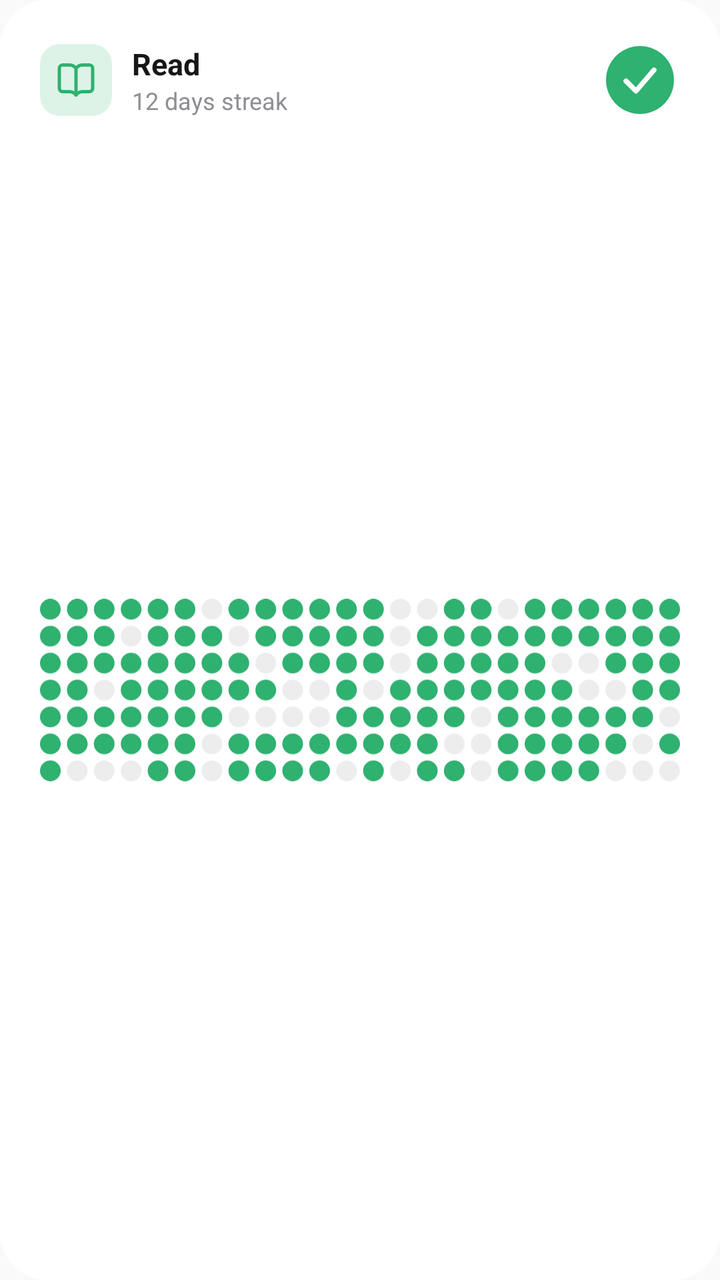
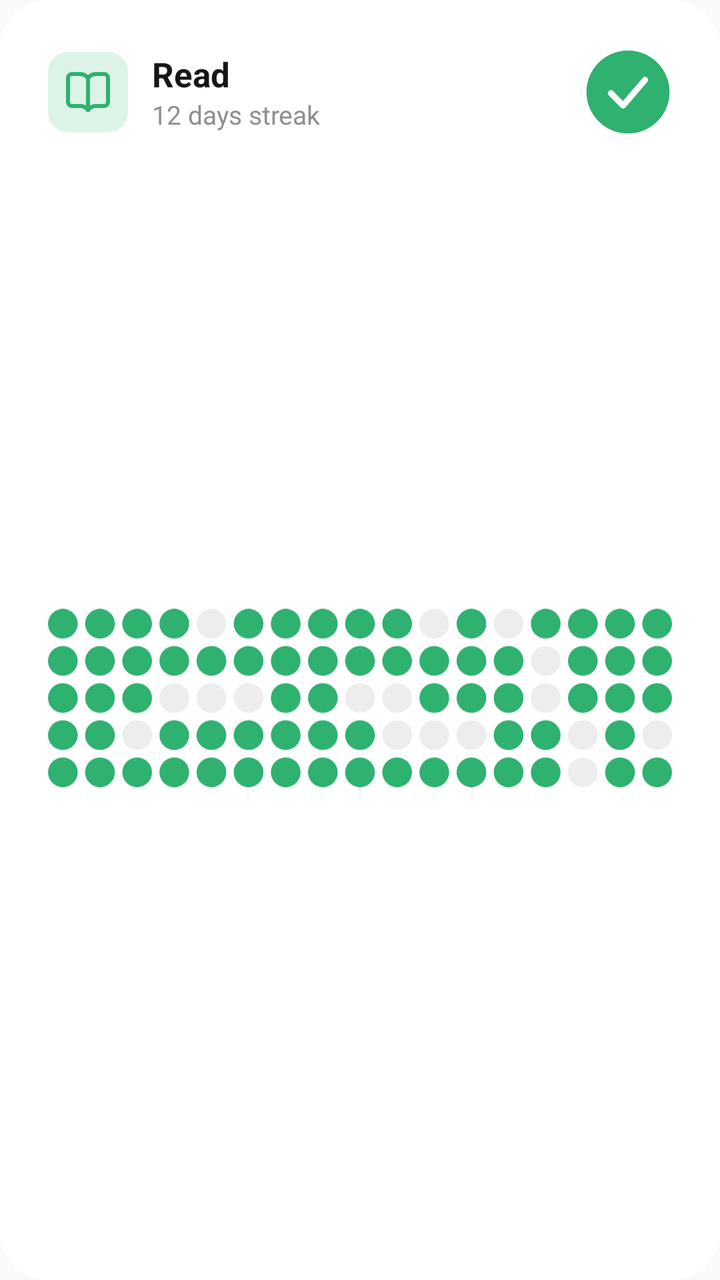

Before-and-after screenshots of an Android layout around one commit, followed by the original layout XML and the change that was made.
<!-- AndroidManifest.xml: application theme AppTheme -->
<!-- res/layout/widget_preview.xml -->
<?xml version="1.0" encoding="utf-8"?>
<FrameLayout xmlns:android="http://schemas.android.com/apk/res/android"
    android:layout_width="match_parent"
    android:layout_height="match_parent">

    <LinearLayout
        android:layout_width="match_parent"
        android:layout_height="match_parent"
        android:background="@drawable/widget_background"
        android:orientation="vertical"
        android:padding="20dp">

        <LinearLayout
            android:layout_width="match_parent"
            android:layout_height="40dp"
            android:gravity="center_vertical"
            android:orientation="horizontal">

            <ImageView
                android:layout_width="36dp"
                android:layout_height="36dp"
                android:background="@drawable/widget_preview_icon_background"
                android:importantForAccessibility="no"
                android:padding="8dp"
                android:src="@drawable/widget_icon_book"
                android:tint="#FF2FB170" />

            <LinearLayout
                android:layout_width="0dp"
                android:layout_height="wrap_content"
                android:layout_marginStart="10dp"
                android:layout_weight="1"
                android:orientation="vertical">

                <TextView
                    android:layout_width="wrap_content"
                    android:layout_height="wrap_content"
                    android:text="@string/widget_preview_name"
                    android:textColor="@color/widget_text"
                    android:textSize="15sp"
                    android:textStyle="bold" />

                <TextView
                    android:layout_width="wrap_content"
                    android:layout_height="wrap_content"
                    android:text="@string/widget_preview_streak"
                    android:textColor="@color/widget_text_secondary"
                    android:textSize="12sp" />
            </LinearLayout>

            <ImageView
                android:layout_width="40dp"
                android:layout_height="40dp"
                android:importantForAccessibility="no"
                android:padding="2dp"
                android:src="@drawable/widget_preview_check" />
        </LinearLayout>

        <ImageView
            android:layout_width="match_parent"
            android:layout_height="0dp"
            android:layout_marginTop="10dp"
            android:layout_weight="1"
            android:importantForAccessibility="no"
            android:scaleType="fitCenter"
            android:src="@drawable/widget_preview_heatmap" />
    </LinearLayout>
</FrameLayout>
<!-- resources referenced by this layout -->
<resources>
  <color name="widget_text">#171717</color>
  <color name="widget_text_secondary">#8E8E93</color>
  <!-- drawable widget_background (drawable) -->
  <?xml version="1.0" encoding="utf-8"?>
  <shape xmlns:android="http://schemas.android.com/apk/res/android" android:shape="rectangle">
      <solid android:color="@color/widget_background" />
      <corners android:radius="24dp" />
  </shape>
  <!-- drawable widget_icon_book (drawable) -->
  <?xml version="1.0" encoding="utf-8"?>
  <vector xmlns:android="http://schemas.android.com/apk/res/android"
      android:width="24dp"
      android:height="24dp"
      android:viewportWidth="24"
      android:viewportHeight="24">
      <path
          android:pathData="M12 5v16"
          android:strokeColor="#FFFFFFFF"
          android:strokeWidth="2"
          android:strokeLineCap="round"
          android:strokeLineJoin="round"
          android:fillColor="#00000000" />
      <path
          android:pathData="M20.001 19A2 2 0 0 0 22 17V5a2 2 0 0 0 -1.999 -2L16 3.002A5 5 0 0 0 12 5a5 5 0 0 0 -4 -2H4a2 2 0 0 0 -2 2v12a2 2 0 0 0 1.999 2H8a5 5 0 0 1 4 2 5 5 0 0 1 4 -2 z"
          android:strokeColor="#FFFFFFFF"
          android:strokeWidth="2"
          android:strokeLineCap="round"
          android:strokeLineJoin="round"
          android:fillColor="#00000000" />
  </vector>
  <!-- drawable widget_preview_check (drawable) -->
  <?xml version="1.0" encoding="utf-8"?>
  <vector xmlns:android="http://schemas.android.com/apk/res/android"
      android:width="36dp"
      android:height="36dp"
      android:viewportWidth="36"
      android:viewportHeight="36">
      <path android:fillColor="#FF2FB170" android:pathData="M1 18a17 17 0 1 0 34 0a17 17 0 1 0 -34 0" />
      <path
          android:pathData="M11 18.5L16 23.5L25 13"
          android:strokeColor="#FFFFFFFF"
          android:strokeWidth="2.5"
          android:strokeLineCap="round"
          android:strokeLineJoin="round"
          android:fillColor="#00000000" />
  </vector>
  <!-- drawable widget_preview_heatmap: vector/xml drawable (drawable, 9343 chars, omitted) -->
  <!-- drawable widget_preview_icon_background (drawable) -->
  <?xml version="1.0" encoding="utf-8"?>
  <shape xmlns:android="http://schemas.android.com/apk/res/android" android:shape="rectangle">
      <solid android:color="#292FB170" />
      <corners android:radius="10dp" />
  </shape>
  <string name="widget_preview_name">Read</string>
  <string name="widget_preview_streak">12 days streak</string>
  <style name="AppTheme" parent="Theme.AppCompat.Light.DarkActionBar">
          
          <item name="colorPrimary">@color/colorPrimary</item>
          <item name="colorPrimaryDark">@color/colorPrimaryDark</item>
          <item name="colorAccent">@color/colorAccent</item>
      </style>
  <color name="widget_background">#FFFFFF</color>
</resources>

<!-- the commit's change to res/layout/widget_preview.xml (unified diff, before → after) -->
@@ -8,17 +8,17 @@
         android:layout_height="match_parent"
         android:background="@drawable/widget_background"
         android:orientation="vertical"
-        android:padding="20dp">
+        android:padding="24dp">
 
         <LinearLayout
             android:layout_width="match_parent"
-            android:layout_height="40dp"
+            android:layout_height="44dp"
             android:gravity="center_vertical"
             android:orientation="horizontal">
 
             <ImageView
-                android:layout_width="36dp"
-                android:layout_height="36dp"
+                android:layout_width="40dp"
+                android:layout_height="40dp"
                 android:background="@drawable/widget_preview_icon_background"
                 android:importantForAccessibility="no"
                 android:padding="8dp"
@@ -28,7 +28,7 @@
             <LinearLayout
                 android:layout_width="0dp"
                 android:layout_height="wrap_content"
-                android:layout_marginStart="10dp"
+                android:layout_marginStart="12dp"
                 android:layout_weight="1"
                 android:orientation="vertical">
 
@@ -37,7 +37,7 @@
                     android:layout_height="wrap_content"
                     android:text="@string/widget_preview_name"
                     android:textColor="@color/widget_text"
-                    android:textSize="15sp"
+                    android:textSize="17sp"
                     android:textStyle="bold" />
 
                 <TextView
@@ -45,21 +45,20 @@
                     android:layout_height="wrap_content"
                     android:text="@string/widget_preview_streak"
                     android:textColor="@color/widget_text_secondary"
-                    android:textSize="12sp" />
+                    android:textSize="13sp" />
             </LinearLayout>
 
             <ImageView
-                android:layout_width="40dp"
-                android:layout_height="40dp"
+                android:layout_width="44dp"
+                android:layout_height="44dp"
                 android:importantForAccessibility="no"
-                android:padding="2dp"
                 android:src="@drawable/widget_preview_check" />
         </LinearLayout>
 
         <ImageView
             android:layout_width="match_parent"
             android:layout_height="0dp"
-            android:layout_marginTop="10dp"
+            android:layout_marginTop="14dp"
             android:layout_weight="1"
             android:importantForAccessibility="no"
             android:scaleType="fitCenter"
<!-- resource entries referenced after the edit -->
@@ -46,7 +46,7 @@
           android:strokeLineJoin="round"
           android:fillColor="#00000000" />
   </vector>
-  <!-- drawable widget_preview_heatmap: vector/xml drawable (drawable, 9343 chars, omitted) -->
+  <!-- drawable widget_preview_heatmap: vector/xml drawable (drawable, 4904 chars, omitted) -->
   <!-- drawable widget_preview_icon_background (drawable) -->
   <?xml version="1.0" encoding="utf-8"?>
   <shape xmlns:android="http://schemas.android.com/apk/res/android" android:shape="rectangle">
